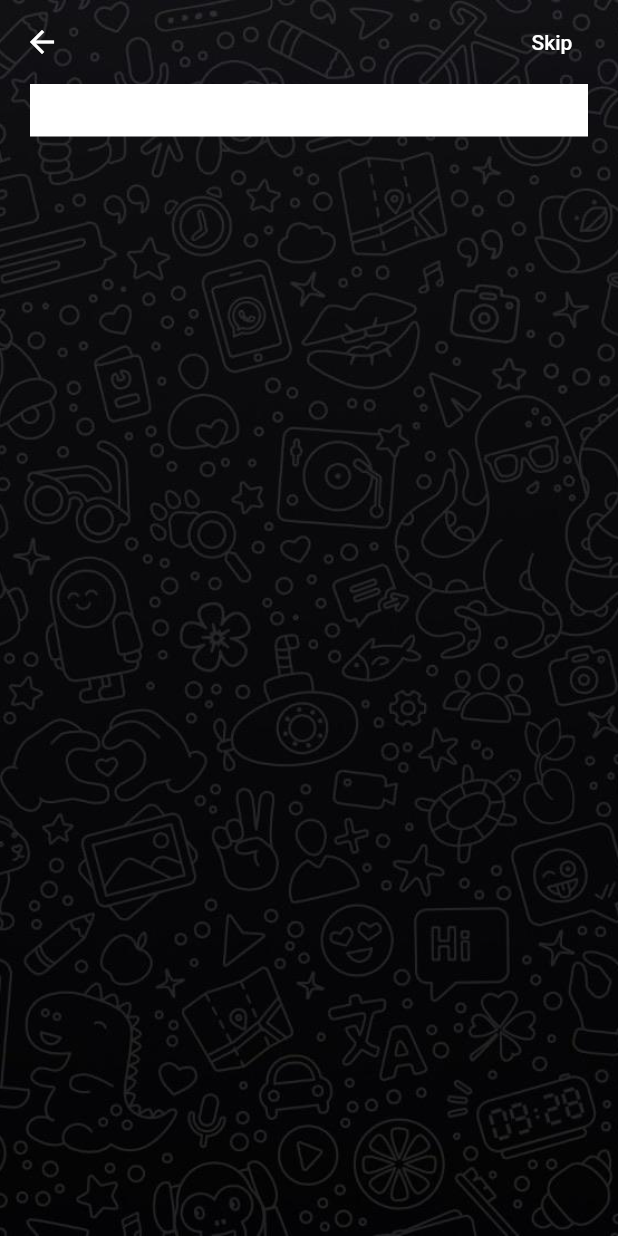
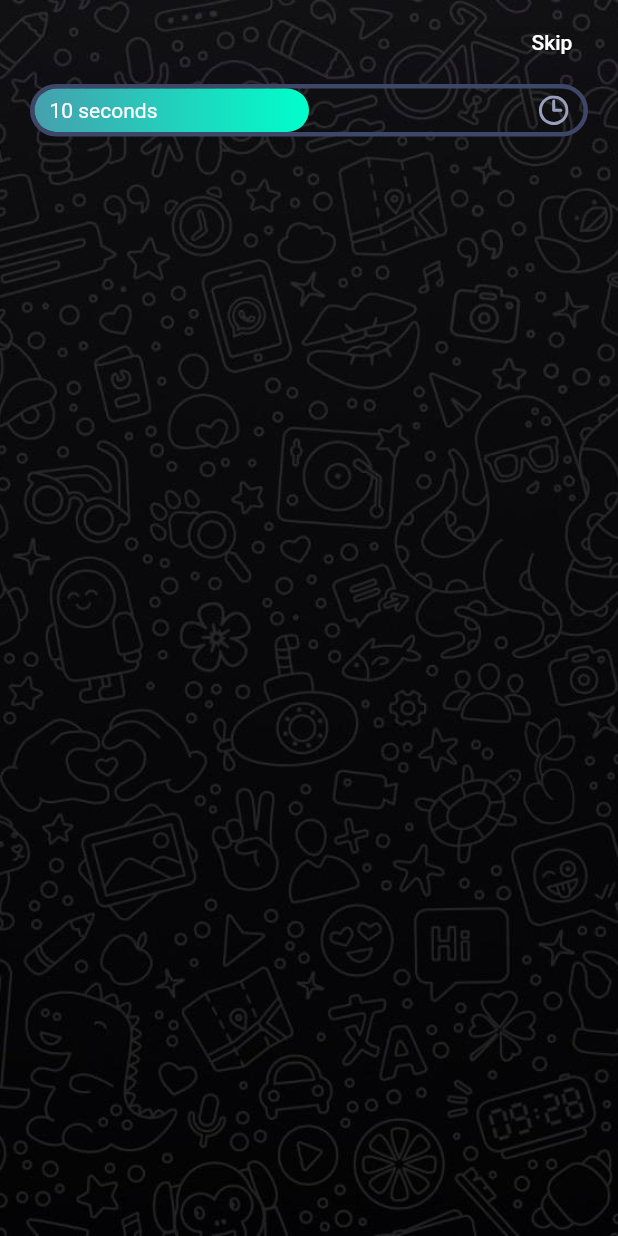
Before and after one commit to spmendieta/triviapp, a Flutter app: the Home screen opened directly, on a phone screen of 412 x 824 dp. Run offline on Flutter 3.47's test engine with Material 2 defaults, Android fonts, the phone set to English and light mode, and no system bars; our stand-ins replace websafe_svg.

Commit message:
Added Timer component

```diff
--- a/lib/screens/components/body.dart
+++ b/lib/screens/components/body.dart
@@ -1,5 +1,7 @@
 import 'package:flutter/material.dart';
+import 'package:triviapp/screens/components/timer.dart';
 import 'package:triviapp/util/constants.dart';
+import 'package:websafe_svg/websafe_svg.dart';
 
 class Body extends StatelessWidget {
   const Body({Key key}) : super(key: key);
@@ -7,7 +9,7 @@ class Body extends StatelessWidget {
   @override
   Widget build(BuildContext context) {
     return Stack(
-      children: [_createBackground(), _createTimer()],
+      children: [_createBackground(), _createTimer(context)],
     );
   }
 
@@ -19,19 +21,11 @@ class Body extends StatelessWidget {
     );
   }
 
-  Widget _createTimer() {
+  Widget _createTimer(BuildContext context) {
     return SafeArea(
         child: Padding(
       padding: EdgeInsets.symmetric(horizontal: DEFAULT_PADDING),
-      child: Column(
-        children: [
-          Container(
-            width: DOUBLE_INFINITY,
-            height: 35,
-            color: Colors.white,
-          )
-        ],
-      ),
+      child: Column(children: [new Timer()]),
     ));
   }
 }
--- /dev/null
+++ b/lib/screens/components/timer.dart
@@ -0,0 +1,44 @@
+import 'package:flutter/material.dart';
+import 'package:triviapp/util/constants.dart';
+import 'package:websafe_svg/websafe_svg.dart';
+
+class Timer extends StatelessWidget {
+  const Timer({Key key}) : super(key: key);
+
+  @override
+  Widget build(BuildContext context) {
+    return Container(
+      width: DOUBLE_INFINITY,
+      height: 35,
+      decoration: BoxDecoration(
+          border: Border.all(color: Color(0xFF3F4768), width: 3),
+          borderRadius: BorderRadius.circular(50.0)),
+      child: Stack(
+        children: [
+          LayoutBuilder(
+            builder: (context, constaints) => Container(
+                width: constaints.maxWidth * 0.5,
+                decoration: BoxDecoration(
+                    gradient: PRIMARY_COLOR,
+                    borderRadius: _setBorderRadius(50.0))),
+          ),
+          Positioned.fill(
+              child: Padding(
+            padding:
+                const EdgeInsets.symmetric(horizontal: DEFAULT_PADDING / 2),
+            child: Row(
+              mainAxisAlignment: MainAxisAlignment.spaceBetween,
+              children: [
+                Text("10 seconds"),
+                WebsafeSvg.asset("assets/icons/clock.svg")
+              ],
+            ),
+          ))
+        ],
+      ),
+    );
+  }
+
+  BorderRadius _setBorderRadius(double radiusValue) =>
+      BorderRadius.circular(radiusValue);
+}
--- a/lib/triviapp.dart
+++ b/lib/triviapp.dart
@@ -1,4 +1,5 @@
 import 'package:flutter/material.dart';
+import 'package:triviapp/screens/home.dart';
 import 'package:triviapp/screens/welcome.dart';
 
 class Triviapp extends StatelessWidget {
@@ -8,7 +9,7 @@ class Triviapp extends StatelessWidget {
       title: "Triviapp",
       debugShowCheckedModeBanner: false,
       theme: ThemeData.dark(),
-      home: Welcome(),
+      home: new Home(),
     );
   }
 }
```
